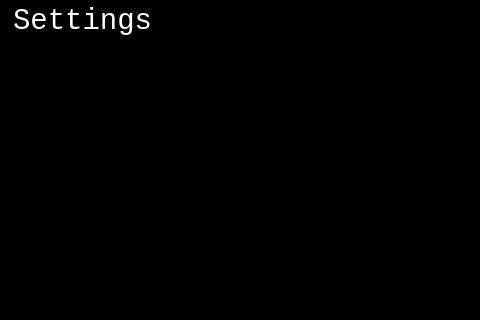
mark99i/vesc-display, file ui.layouts/generic_list_window_640x480.ui: the form before one commit; both pictures show x 0 to 480 and y 0 to 320 of the 640 by 480 pixel window.
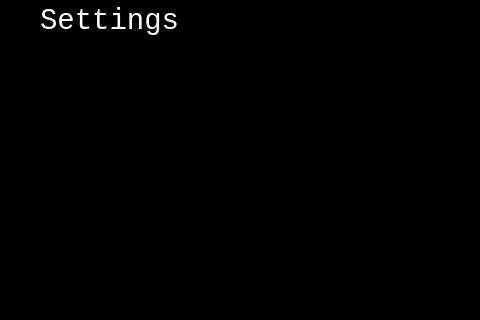
The form after the commit.

Commit message: merge history session and now session merge to one class gui_session.py

What changed in the file:
```diff
--- a/ui.layouts/generic_list_window_640x480.ui
+++ b/ui.layouts/generic_list_window_640x480.ui
@@ -1,7 +1,7 @@
 <?xml version="1.0" encoding="UTF-8"?>
 <ui version="4.0">
- <class>MainWindow</class>
- <widget class="QMainWindow" name="MainWindow">
+ <class>Dialog</class>
+ <widget class="QDialog" name="Dialog">
   <property name="geometry">
    <rect>
     <x>0</x>
@@ -10,21 +10,6 @@
     <height>480</height>
    </rect>
   </property>
-  <property name="sizePolicy">
-   <sizepolicy hsizetype="Fixed" vsizetype="Fixed">
-    <horstretch>0</horstretch>
-    <verstretch>0</verstretch>
-   </sizepolicy>
-  </property>
-  <property name="maximumSize">
-   <size>
-    <width>640</width>
-    <height>480</height>
-   </size>
-  </property>
-  <property name="cursor">
-   <cursorShape>ArrowCursor</cursorShape>
-  </property>
   <property name="windowTitle">
    <string>MainWindow</string>
   </property>
@@ -32,10 +17,60 @@
    <string notr="true">background-color: rgb(0, 0, 0);
 color: rgb(255, 255, 255);</string>
   </property>
-  <property name="tabShape">
-   <enum>QTabWidget::Rounded</enum>
-  </property>
-  <widget class="QWidget" name="centralwidget">
+  <widget class="QLineEdit" name="le_title">
+   <property name="enabled">
+    <bool>false</bool>
+   </property>
+   <property name="geometry">
+    <rect>
+     <x>10</x>
+     <y>0</y>
+     <width>201</width>
+     <height>41</height>
+    </rect>
+   </property>
+   <property name="font">
+    <font>
+     <family>Consolas</family>
+     <pointsize>22</pointsize>
+    </font>
+   </property>
+   <property name="text">
+    <string>Settings</string>
+   </property>
+   <property name="frame">
+    <bool>true</bool>
+   </property>
+   <property name="alignment">
+    <set>Qt::AlignCenter</set>
+   </property>
+   <property name="readOnly">
+    <bool>true</bool>
+   </property>
+  </widget>
+  <widget class="QPushButton" name="b_exit">
+   <property name="geometry">
+    <rect>
+     <x>500</x>
+     <y>0</y>
+     <width>131</width>
+     <height>41</height>
+    </rect>
+   </property>
+   <property name="font">
+    <font>
+     <family>Consolas</family>
+     <pointsize>20</pointsize>
+    </font>
+   </property>
+   <property name="styleSheet">
+    <string notr="true">background-color: rgb(170, 0, 0);
+border: none;</string>
+   </property>
+   <property name="text">
+    <string>EXIT</string>
+   </property>
+  </widget>
    <widget class="QListView" name="lv_body">
     <property name="geometry">
      <rect>
@@ -102,49 +137,6 @@
     <property name="wordWrap">
      <bool>false</bool>
     </property>
-   </widget>
-   <widget class="QPushButton" name="b_exit">
-    <property name="geometry">
-     <rect>
-      <x>500</x>
-      <y>0</y>
-      <width>131</width>
-      <height>41</height>
-     </rect>
-    </property>
-    <property name="font">
-     <font>
-      <family>Consolas</family>
-      <pointsize>20</pointsize>
-     </font>
-    </property>
-    <property name="styleSheet">
-     <string notr="true">background-color: rgb(170, 0, 0);
-border: none;</string>
-    </property>
-    <property name="text">
-     <string>EXIT</string>
-    </property>
-   </widget>
-   <widget class="QLineEdit" name="le_title">
-    <property name="geometry">
-     <rect>
-      <x>10</x>
-      <y>0</y>
-      <width>151</width>
-      <height>41</height>
-     </rect>
-    </property>
-    <property name="font">
-     <font>
-      <family>Consolas</family>
-      <pointsize>22</pointsize>
-     </font>
-    </property>
-    <property name="text">
-     <string>Settings</string>
-    </property>
-   </widget>
   </widget>
  </widget>
  <resources/>
```
Left out of the diff: 2 changed lines with no effect on the pictures. Lines whose indentation alone changed are shown as unchanged. The commit also changes 4 other files.
